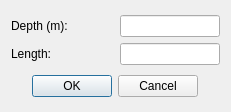
This is resources/qtdesigner_ui/bottom_profile_flat.ui in MZolot/ITMS as Qt 5 draws it before an edit. The edited form follows.
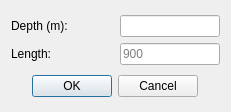
This is the edited form.

Diff of the .ui file:
```diff
--- a/resources/qtdesigner_ui/bottom_profile_flat.ui
+++ b/resources/qtdesigner_ui/bottom_profile_flat.ui
@@ -66,6 +66,9 @@
          <height>16777215</height>
         </size>
        </property>
+       <property name="placeholderText">
+        <string>900</string>
+       </property>
       </widget>
      </item>
     </layout>
```
